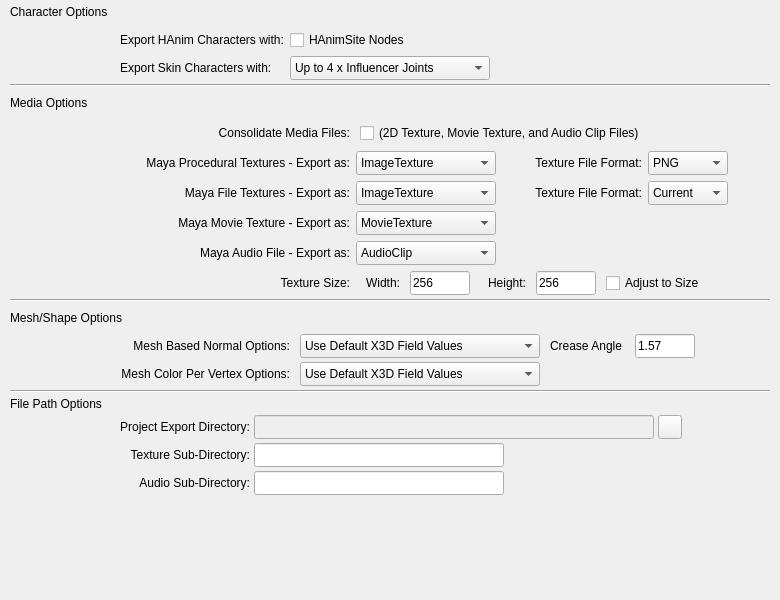
First picture: the form in rawkee/auxilary/RKGeneralExportOptions.ui, repository und-dream-lab/rawkee, before the edit.
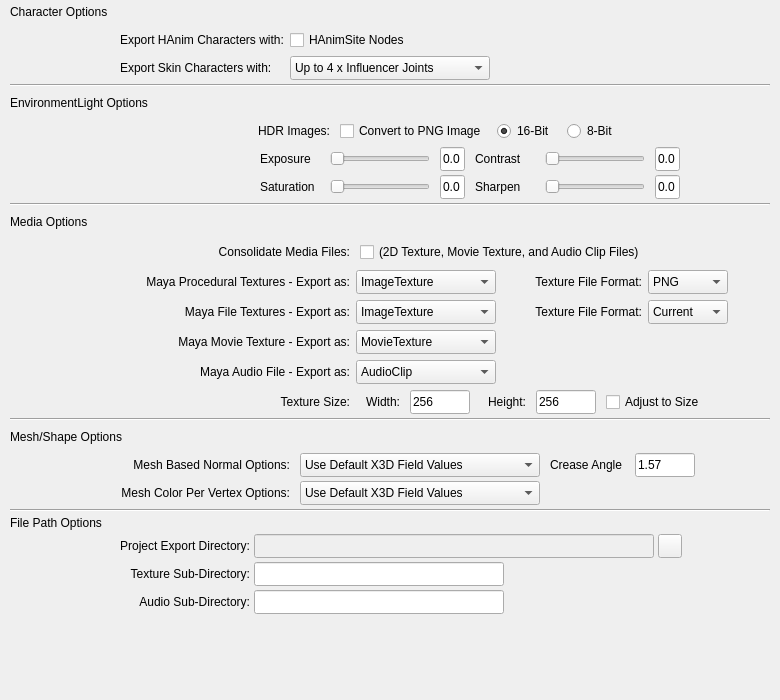
Second picture: the form after the edit.

The edit to the form file:
```diff
--- a/rawkee/auxilary/RKGeneralExportOptions.ui
+++ b/rawkee/auxilary/RKGeneralExportOptions.ui
@@ -7,19 +7,19 @@
     <x>0</x>
     <y>0</y>
     <width>780</width>
-    <height>600</height>
+    <height>700</height>
    </rect>
   </property>
   <property name="minimumSize">
    <size>
     <width>780</width>
-    <height>600</height>
+    <height>700</height>
    </size>
   </property>
   <property name="maximumSize">
    <size>
     <width>780</width>
-    <height>600</height>
+    <height>700</height>
    </size>
   </property>
   <property name="windowTitle">
@@ -234,6 +234,432 @@
        </property>
       </widget>
      </item>
+     <item>
+      <layout class="QVBoxLayout" name="envLightLayout">
+       <item>
+        <layout class="QHBoxLayout" name="envHeaderLayout">
+         <item>
+          <widget class="QLabel" name="envlightHeader">
+           <property name="minimumSize">
+            <size>
+             <width>140</width>
+             <height>24</height>
+            </size>
+           </property>
+           <property name="maximumSize">
+            <size>
+             <width>140</width>
+             <height>24</height>
+            </size>
+           </property>
+           <property name="text">
+            <string>EnvironmentLight Options</string>
+           </property>
+          </widget>
+         </item>
+         <item>
+          <spacer name="horizontalSpacer_17">
+           <property name="orientation">
+            <enum>Qt::Horizontal</enum>
+           </property>
+           <property name="sizeHint" stdset="0">
+            <size>
+             <width>40</width>
+             <height>20</height>
+            </size>
+           </property>
+          </spacer>
+         </item>
+        </layout>
+       </item>
+       <item>
+        <layout class="QHBoxLayout" name="hdr2pngLayout">
+         <property name="spacing">
+          <number>10</number>
+         </property>
+         <property name="leftMargin">
+          <number>110</number>
+         </property>
+         <property name="rightMargin">
+          <number>10</number>
+         </property>
+         <item>
+          <widget class="QLabel" name="label_17">
+           <property name="minimumSize">
+            <size>
+             <width>210</width>
+             <height>24</height>
+            </size>
+           </property>
+           <property name="maximumSize">
+            <size>
+             <width>210</width>
+             <height>24</height>
+            </size>
+           </property>
+           <property name="text">
+            <string>HDR Images:</string>
+           </property>
+           <property name="alignment">
+            <set>Qt::AlignRight|Qt::AlignTrailing|Qt::AlignVCenter</set>
+           </property>
+          </widget>
+         </item>
+         <item>
+          <widget class="QCheckBox" name="h2pCheckBox">
+           <property name="text">
+            <string>Convert to PNG Image</string>
+           </property>
+          </widget>
+         </item>
+         <item>
+          <widget class="QRadioButton" name="bit16">
+           <property name="minimumSize">
+            <size>
+             <width>60</width>
+             <height>24</height>
+            </size>
+           </property>
+           <property name="maximumSize">
+            <size>
+             <width>60</width>
+             <height>24</height>
+            </size>
+           </property>
+           <property name="text">
+            <string>16-Bit</string>
+           </property>
+           <property name="checked">
+            <bool>true</bool>
+           </property>
+          </widget>
+         </item>
+         <item>
+          <widget class="QRadioButton" name="bit8">
+           <property name="minimumSize">
+            <size>
+             <width>60</width>
+             <height>24</height>
+            </size>
+           </property>
+           <property name="maximumSize">
+            <size>
+             <width>60</width>
+             <height>24</height>
+            </size>
+           </property>
+           <property name="text">
+            <string>8-Bit</string>
+           </property>
+          </widget>
+         </item>
+         <item>
+          <spacer name="horizontalSpacer_20">
+           <property name="orientation">
+            <enum>Qt::Horizontal</enum>
+           </property>
+           <property name="sizeHint" stdset="0">
+            <size>
+             <width>40</width>
+             <height>20</height>
+            </size>
+           </property>
+          </spacer>
+         </item>
+        </layout>
+       </item>
+       <item>
+        <layout class="QHBoxLayout" name="horizontalLayout_13">
+         <property name="spacing">
+          <number>10</number>
+         </property>
+         <property name="leftMargin">
+          <number>250</number>
+         </property>
+         <property name="rightMargin">
+          <number>10</number>
+         </property>
+         <item>
+          <widget class="QLabel" name="label_18">
+           <property name="minimumSize">
+            <size>
+             <width>60</width>
+             <height>24</height>
+            </size>
+           </property>
+           <property name="maximumSize">
+            <size>
+             <width>50</width>
+             <height>24</height>
+            </size>
+           </property>
+           <property name="text">
+            <string>Exposure</string>
+           </property>
+          </widget>
+         </item>
+         <item>
+          <widget class="QSlider" name="exposureSlider">
+           <property name="minimumSize">
+            <size>
+             <width>100</width>
+             <height>24</height>
+            </size>
+           </property>
+           <property name="maximumSize">
+            <size>
+             <width>100</width>
+             <height>24</height>
+            </size>
+           </property>
+           <property name="orientation">
+            <enum>Qt::Horizontal</enum>
+           </property>
+          </widget>
+         </item>
+         <item>
+          <widget class="QLineEdit" name="expText">
+           <property name="minimumSize">
+            <size>
+             <width>25</width>
+             <height>24</height>
+            </size>
+           </property>
+           <property name="maximumSize">
+            <size>
+             <width>25</width>
+             <height>24</height>
+            </size>
+           </property>
+           <property name="text">
+            <string>0.0</string>
+           </property>
+           <property name="readOnly">
+            <bool>true</bool>
+           </property>
+          </widget>
+         </item>
+         <item>
+          <widget class="QLabel" name="label_19">
+           <property name="minimumSize">
+            <size>
+             <width>60</width>
+             <height>24</height>
+            </size>
+           </property>
+           <property name="maximumSize">
+            <size>
+             <width>60</width>
+             <height>24</height>
+            </size>
+           </property>
+           <property name="text">
+            <string>Contrast</string>
+           </property>
+          </widget>
+         </item>
+         <item>
+          <widget class="QSlider" name="contrastSlider">
+           <property name="minimumSize">
+            <size>
+             <width>100</width>
+             <height>24</height>
+            </size>
+           </property>
+           <property name="maximumSize">
+            <size>
+             <width>100</width>
+             <height>24</height>
+            </size>
+           </property>
+           <property name="orientation">
+            <enum>Qt::Horizontal</enum>
+           </property>
+          </widget>
+         </item>
+         <item>
+          <widget class="QLineEdit" name="conText">
+           <property name="minimumSize">
+            <size>
+             <width>25</width>
+             <height>24</height>
+            </size>
+           </property>
+           <property name="maximumSize">
+            <size>
+             <width>25</width>
+             <height>24</height>
+            </size>
+           </property>
+           <property name="text">
+            <string>0.0</string>
+           </property>
+          </widget>
+         </item>
+         <item>
+          <spacer name="horizontalSpacer_18">
+           <property name="orientation">
+            <enum>Qt::Horizontal</enum>
+           </property>
+           <property name="sizeHint" stdset="0">
+            <size>
+             <width>230</width>
+             <height>24</height>
+            </size>
+           </property>
+          </spacer>
+         </item>
+        </layout>
+       </item>
+       <item>
+        <layout class="QHBoxLayout" name="horizontalLayout_14">
+         <property name="spacing">
+          <number>10</number>
+         </property>
+         <property name="leftMargin">
+          <number>250</number>
+         </property>
+         <property name="rightMargin">
+          <number>10</number>
+         </property>
+         <item>
+          <widget class="QLabel" name="label_20">
+           <property name="minimumSize">
+            <size>
+             <width>60</width>
+             <height>24</height>
+            </size>
+           </property>
+           <property name="maximumSize">
+            <size>
+             <width>60</width>
+             <height>24</height>
+            </size>
+           </property>
+           <property name="text">
+            <string>Saturation</string>
+           </property>
+          </widget>
+         </item>
+         <item>
+          <widget class="QSlider" name="saturationSlider">
+           <property name="minimumSize">
+            <size>
+             <width>100</width>
+             <height>24</height>
+            </size>
+           </property>
+           <property name="maximumSize">
+            <size>
+             <width>100</width>
+             <height>24</height>
+            </size>
+           </property>
+           <property name="orientation">
+            <enum>Qt::Horizontal</enum>
+           </property>
+          </widget>
+         </item>
+         <item>
+          <widget class="QLineEdit" name="satText">
+           <property name="minimumSize">
+            <size>
+             <width>25</width>
+             <height>24</height>
+            </size>
+           </property>
+           <property name="maximumSize">
+            <size>
+             <width>25</width>
+             <height>24</height>
+            </size>
+           </property>
+           <property name="text">
+            <string>0.0</string>
+           </property>
+          </widget>
+         </item>
+         <item>
+          <widget class="QLabel" name="label_21">
+           <property name="minimumSize">
+            <size>
+             <width>60</width>
+             <height>24</height>
+            </size>
+           </property>
+           <property name="maximumSize">
+            <size>
+             <width>60</width>
+             <height>24</height>
+            </size>
+           </property>
+           <property name="text">
+            <string>Sharpen</string>
+           </property>
+          </widget>
+         </item>
+         <item>
+          <widget class="QSlider" name="sharpenSlider">
+           <property name="minimumSize">
+            <size>
+             <width>100</width>
+             <height>24</height>
+            </size>
+           </property>
+           <property name="maximumSize">
+            <size>
+             <width>100</width>
+             <height>24</height>
+            </size>
+           </property>
+           <property name="orientation">
+            <enum>Qt::Horizontal</enum>
+           </property>
+          </widget>
+         </item>
+         <item>
+          <widget class="QLineEdit" name="shaText">
+           <property name="minimumSize">
+            <size>
+             <width>25</width>
+             <height>24</height>
+            </size>
+           </property>
+           <property name="maximumSize">
+            <size>
+             <width>25</width>
+             <height>24</height>
+            </size>
+           </property>
+           <property name="text">
+            <string>0.0</string>
+           </property>
+          </widget>
+         </item>
+         <item>
+          <spacer name="horizontalSpacer_19">
+           <property name="orientation">
+            <enum>Qt::Horizontal</enum>
+           </property>
+           <property name="sizeHint" stdset="0">
+            <size>
+             <width>230</width>
+             <height>24</height>
+            </size>
+           </property>
+          </spacer>
+         </item>
+        </layout>
+       </item>
+      </layout>
+     </item>
+     <item>
+      <widget class="Line" name="line_4">
+       <property name="orientation">
+        <enum>Qt::Horizontal</enum>
+       </property>
+      </widget>
+     </item>
      <item>
       <layout class="QVBoxLayout" name="MediaOptions">
        <property name="spacing">
```
